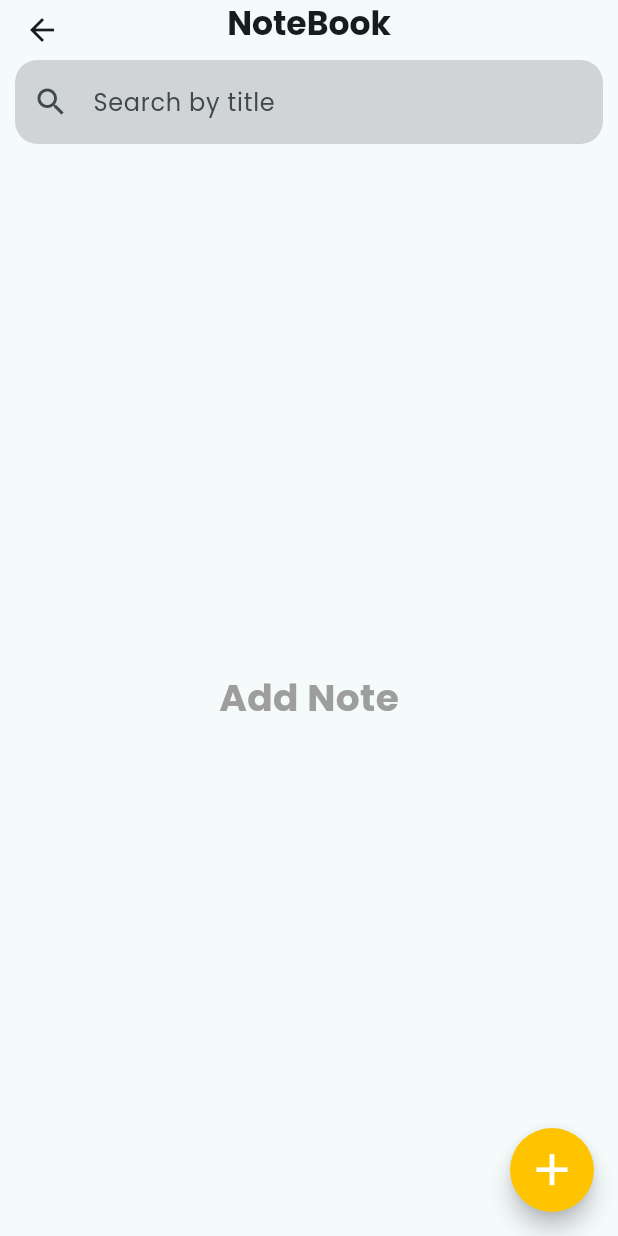
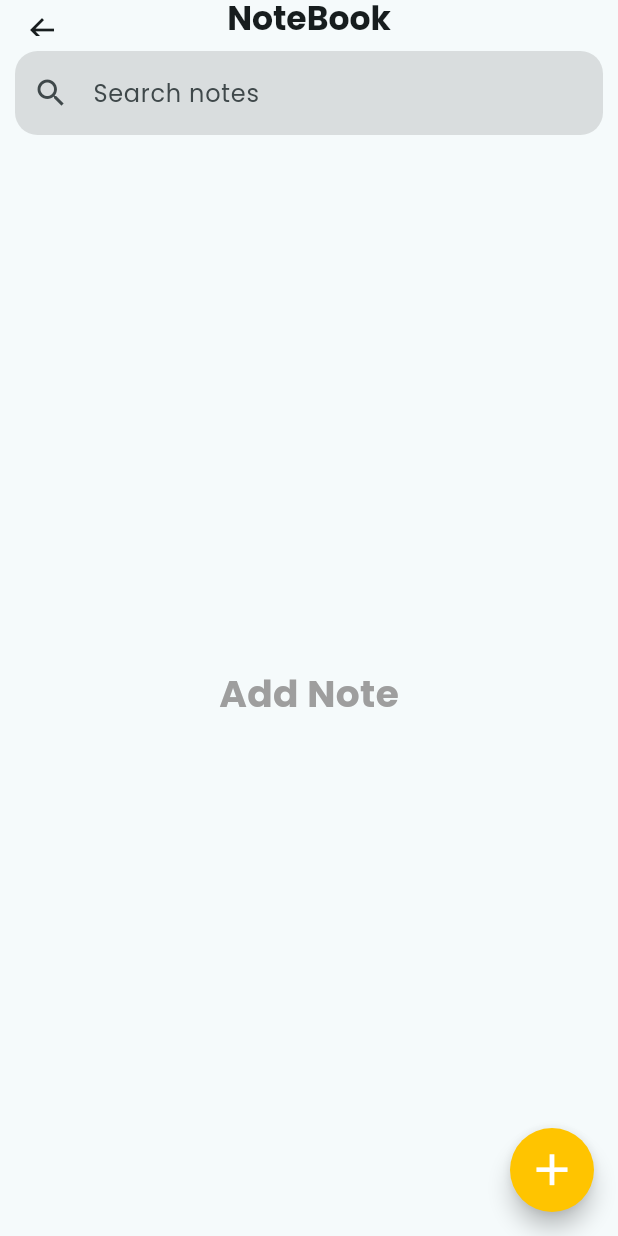
Before and after one commit to masud51435/simple_note, a Flutter app: the HomePage screen opened by its route, on a phone screen of 412 x 824 dp. Run offline on Flutter 3.47's test engine with Material 3 defaults, Android fonts, the phone set to English and light mode, and no system bars; our stand-ins replace cloud_firestore, firebase_auth, firebase_core, fluttertoast, get, get_storage and 1 more; accounts and stored records are empty.

Commit message:
separate home appbar

```diff
--- a/lib/pages/home_page/home_page.dart
+++ b/lib/pages/home_page/home_page.dart
@@ -4,6 +4,8 @@ import 'package:intl/intl.dart';
 import 'package:notes/controllers/note_controller.dart';
 import 'package:notes/core/app_colors.dart';
 import 'package:notes/pages/home_page/widgets/note_detail.dart';
+
+import 'widgets/home_appbar.dart';
 
 class HomePage extends StatelessWidget {
   const HomePage({super.key});
@@ -12,36 +14,7 @@ class HomePage extends StatelessWidget {
   Widget build(BuildContext context) {
     final NoteController controller = Get.put(NoteController());
     return Scaffold(
-      appBar: AppBar(
-        title: const Text(
-          'NoteBook',
-          style: TextStyle(
-            fontWeight: FontWeight.bold,
-          ),
-        ),
-        centerTitle: true,
-        bottom: PreferredSize(
-          preferredSize: const Size.fromHeight(50),
-          child: Padding(
-            padding: const EdgeInsets.all(10),
-            child: TextFormField(
-              controller: controller.searchController,
-              onTapOutside: (event) =>
-                  FocusManager.instance.primaryFocus!.unfocus(),
-              decoration: InputDecoration(
-                hintText: 'Search by title',
-                prefixIcon: const Icon(Icons.search),
-                filled: true,
-                fillColor: blackColor.withOpacity(0.2),
-                border: OutlineInputBorder(
-                  borderRadius: BorderRadius.circular(15),
-                  borderSide: BorderSide.none,
-                ),
-              ),
-            ),
-          ),
-        ),
-      ),
+      appBar: HomeAppBar(controller: controller),
       body: Obx(
         () {
           if (controller.isLoading.value) {
@@ -71,6 +44,7 @@ class HomePage extends StatelessWidget {
               crossAxisCount: 2,
               crossAxisSpacing: 20,
               mainAxisSpacing: 20,
+              childAspectRatio: 0.96,
             ),
             itemCount: controller.filterNoteList.length,
             itemBuilder: (context, index) {
@@ -112,6 +86,8 @@ class HomePage extends StatelessWidget {
                       const Spacer(),
                       Text(
                         formattedDate,
+                        maxLines: 1,
+                        overflow: TextOverflow.ellipsis,
                         style: TextStyle(
                           fontSize: 13,
                           fontWeight: FontWeight.bold,
--- /dev/null
+++ b/lib/pages/home_page/widgets/home_appbar.dart
@@ -0,0 +1,51 @@
+import 'package:flutter/material.dart';
+
+import '../../../controllers/note_controller.dart';
+import '../../../core/app_colors.dart';
+
+class HomeAppBar extends StatelessWidget implements PreferredSizeWidget {
+  const HomeAppBar({
+    super.key,
+    required this.controller,
+  });
+
+  final NoteController controller;
+
+  @override
+  Widget build(BuildContext context) {
+    return AppBar(
+      title: const Text(
+        'NoteBook',
+        style: TextStyle(
+          fontWeight: FontWeight.bold,
+        ),
+      ),
+      centerTitle: true,
+      bottom: PreferredSize(
+        preferredSize: const Size.fromHeight(kToolbarHeight),
+        child: Padding(
+          padding: const EdgeInsets.all(10),
+          child: TextFormField(
+            controller: controller.searchController,
+            onTapOutside: (event) =>
+                FocusManager.instance.primaryFocus!.unfocus(),
+            decoration: InputDecoration(
+              hintText: 'Search notes',
+              prefixIcon: const Icon(Icons.search),
+              filled: true,
+              fillColor: blackColor.withOpacity(0.15),
+              border: OutlineInputBorder(
+                borderRadius: BorderRadius.circular(15),
+                borderSide: BorderSide.none,
+              ),
+            ),
+          ),
+        ),
+      ),
+    );
+  }
+
+  @override
+  // TODO: implement preferredSize
+  Size get preferredSize => const Size.fromHeight(100);
+}
--- a/lib/pages/home_page/widgets/note_detail.dart
+++ b/lib/pages/home_page/widgets/note_detail.dart
@@ -41,7 +41,11 @@ class NoteDetailPage extends StatelessWidget {
         stream: notesController.getNoteById(noteId),
         builder: (context, snapshot) {
           if (snapshot.connectionState == ConnectionState.waiting) {
-            return const Center(child: CircularProgressIndicator());
+            return Center(
+              child: CircularProgressIndicator(
+                color: blackColor,
+              ),
+            );
           }
 
           if (!snapshot.hasData) {
@@ -76,7 +80,10 @@ class NoteDetailPage extends StatelessWidget {
                 Text(
                   note.description,
                   textAlign: TextAlign.justify,
-                  style: TextStyle(fontSize: 18, color: blackColor),
+                  style: TextStyle(
+                    fontSize: 18,
+                    color: blackColor,
+                  ),
                 ),
               ],
             ),
```
